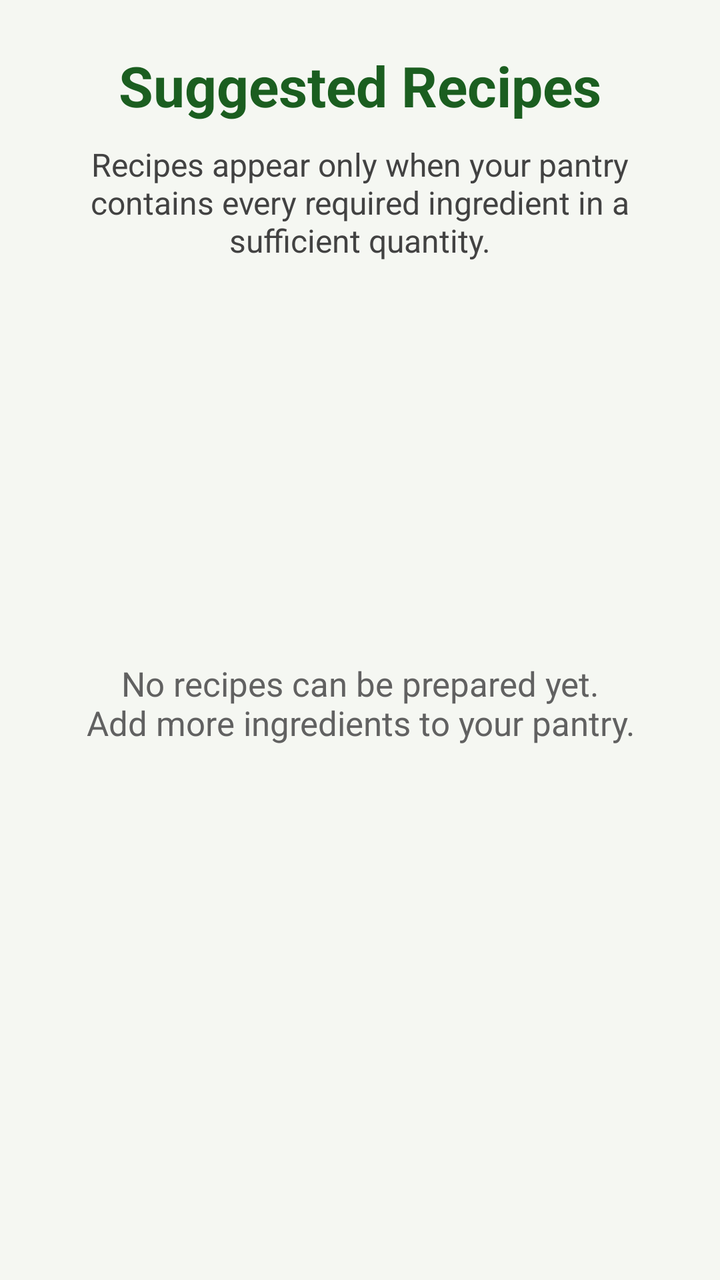
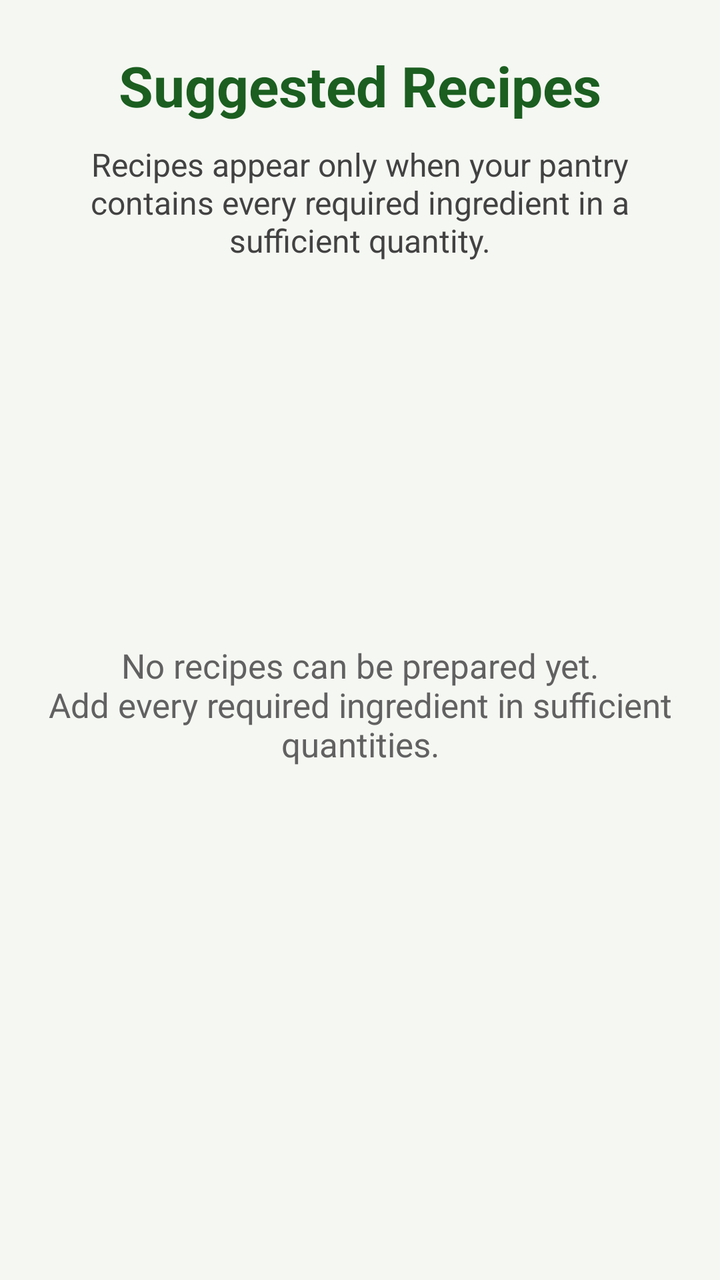

Before-and-after screenshots of an Android layout around one commit, followed by the original layout XML and the change that was made.
<!-- AndroidManifest.xml: application theme Theme.SmartPantryManager -->
<!-- res/layout/activity_suggested_recipes.xml -->
<?xml version="1.0" encoding="utf-8"?>
<androidx.constraintlayout.widget.ConstraintLayout
    xmlns:android="http://schemas.android.com/apk/res/android"
    xmlns:app="http://schemas.android.com/apk/res-auto"
    android:id="@+id/suggestedRecipesRoot"
    android:layout_width="match_parent"
    android:layout_height="match_parent"
    android:background="#F5F7F2"
    android:padding="24dp">
    <TextView
        android:id="@+id/textViewRecipesTitle"
        android:layout_width="0dp"
        android:layout_height="wrap_content"
        android:gravity="center"
        android:text="Suggested Recipes"
        android:textColor="#1B5E20"
        android:textSize="28sp"
        android:textStyle="bold"
        app:layout_constraintEnd_toEndOf="parent"
        app:layout_constraintStart_toStartOf="parent"
        app:layout_constraintTop_toTopOf="parent" />
    <TextView
        android:id="@+id/textViewRecipesDescription"
        android:layout_width="0dp"
        android:layout_height="wrap_content"
        android:layout_marginTop="10dp"
        android:gravity="center"
        android:text="Recipes appear only when your pantry contains every required ingredient in a sufficient quantity."
        android:textColor="#424242"
        android:textSize="16sp"
        app:layout_constraintEnd_toEndOf="parent"
        app:layout_constraintStart_toStartOf="parent"
        app:layout_constraintTop_toBottomOf="@id/textViewRecipesTitle" />
    <TextView
        android:id="@+id/textViewNoRecipes"
        android:layout_width="0dp"
        android:layout_height="wrap_content"
        android:gravity="center"
        android:text="No recipes can be prepared yet.\nAdd more ingredients to your pantry."
        android:textColor="#616161"
        android:textSize="17sp"
        app:layout_constraintBottom_toBottomOf="parent"
        app:layout_constraintEnd_toEndOf="parent"
        app:layout_constraintStart_toStartOf="parent"
        app:layout_constraintTop_toBottomOf="@id/textViewRecipesDescription"
        app:layout_constraintVertical_bias="0.45" />
</androidx.constraintlayout.widget.ConstraintLayout>
<!-- resources referenced by this layout -->
<resources>
  <style name="Theme.SmartPantryManager" parent="Base.Theme.SmartPantryManager" />
  <style name="Base.Theme.SmartPantryManager" parent="Theme.Material3.DayNight.NoActionBar">
          
          
      </style>
</resources>

<!-- the commit's change to res/layout/activity_suggested_recipes.xml (unified diff, before → after) -->
@@ -31,12 +31,23 @@
         app:layout_constraintEnd_toEndOf="parent"
         app:layout_constraintStart_toStartOf="parent"
         app:layout_constraintTop_toBottomOf="@id/textViewRecipesTitle" />
+    <androidx.recyclerview.widget.RecyclerView
+        android:id="@+id/recyclerViewRecipes"
+        android:layout_width="0dp"
+        android:layout_height="0dp"
+        android:layout_marginTop="20dp"
+        android:clipToPadding="false"
+        android:paddingBottom="12dp"
+        app:layout_constraintBottom_toBottomOf="parent"
+        app:layout_constraintEnd_toEndOf="parent"
+        app:layout_constraintStart_toStartOf="parent"
+        app:layout_constraintTop_toBottomOf="@id/textViewRecipesDescription" />
     <TextView
         android:id="@+id/textViewNoRecipes"
         android:layout_width="0dp"
         android:layout_height="wrap_content"
         android:gravity="center"
-        android:text="No recipes can be prepared yet.\nAdd more ingredients to your pantry."
+        android:text="No recipes can be prepared yet.\nAdd every required ingredient in sufficient quantities."
         android:textColor="#616161"
         android:textSize="17sp"
         app:layout_constraintBottom_toBottomOf="parent"
@@ -44,4 +55,13 @@
         app:layout_constraintStart_toStartOf="parent"
         app:layout_constraintTop_toBottomOf="@id/textViewRecipesDescription"
         app:layout_constraintVertical_bias="0.45" />
+    <ProgressBar
+        android:id="@+id/progressBarRecipes"
+        android:layout_width="wrap_content"
+        android:layout_height="wrap_content"
+        android:visibility="gone"
+        app:layout_constraintBottom_toBottomOf="parent"
+        app:layout_constraintEnd_toEndOf="parent"
+        app:layout_constraintStart_toStartOf="parent"
+        app:layout_constraintTop_toBottomOf="@id/textViewRecipesDescription" />
 </androidx.constraintlayout.widget.ConstraintLayout>
